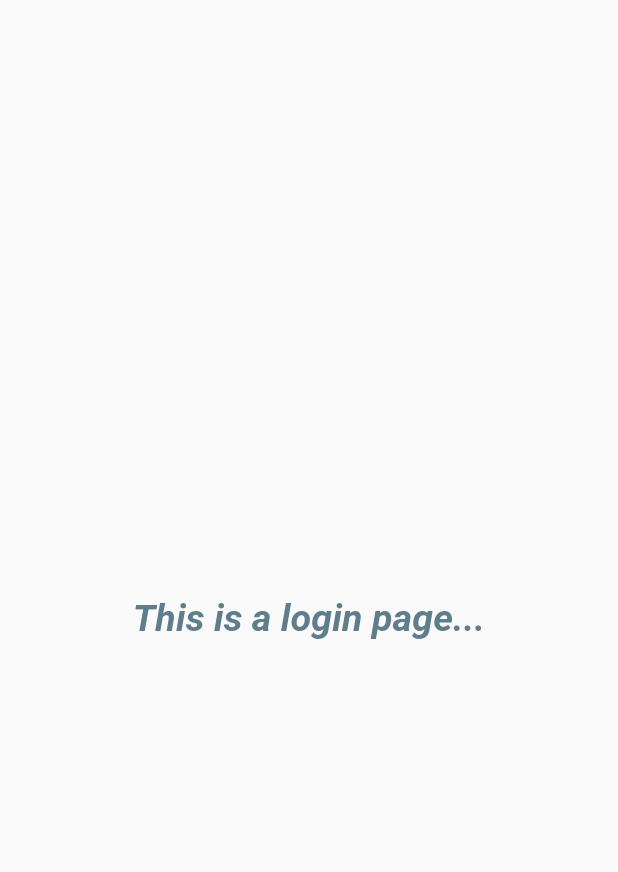
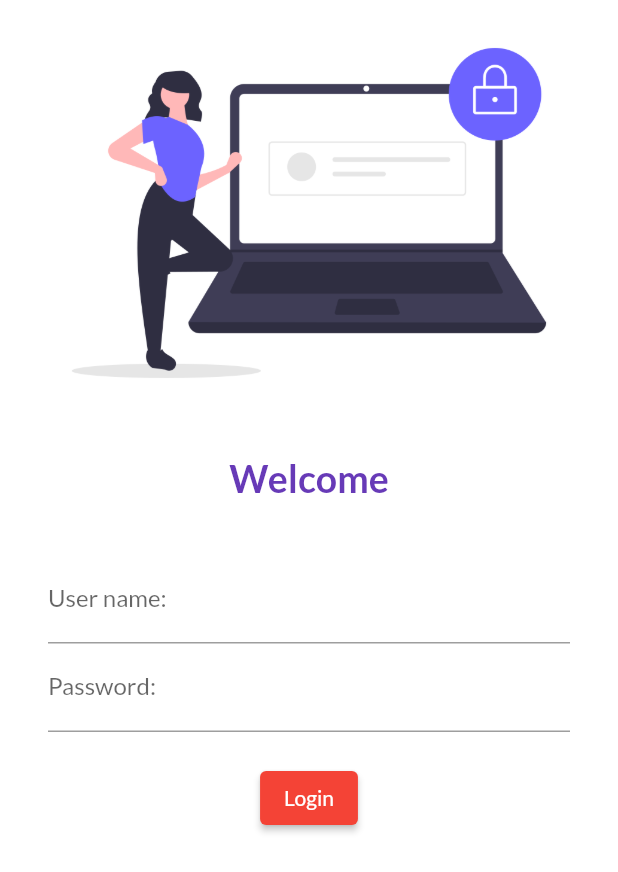
Before and after one commit to PoppyPretty/30daysofFlutter, a Flutter app: the screen it shows after launch, on a phone screen of 412 x 824 dp. Shown: the top 872 px of the screen. Run offline on Flutter 3.47's test engine with Material 2 defaults, Android fonts, the phone set to English and light mode, and no system bars; our stand-ins replace google_fonts.

Commit message:
Day 4 completed

```diff
--- a/lib/main.dart
+++ b/lib/main.dart
@@ -1,6 +1,7 @@
 import 'package:flutter/material.dart';
 import 'package:poppy_catalog/screens/home_page.dart';
 import 'package:poppy_catalog/screens/login_page.dart';
+import 'package:google_fonts/google_fonts.dart';
 
 void main() {
   runApp(const MyApp());
@@ -13,11 +14,14 @@
   Widget build(BuildContext context) {
     return MaterialApp(
       themeMode: ThemeMode.light,
-      theme: ThemeData(primarySwatch: Colors.red),
+      theme: ThemeData(
+        primarySwatch: Colors.red,
+        fontFamily: GoogleFonts.lato().fontFamily,
+        ),
       darkTheme: ThemeData(
         brightness: Brightness.dark,
       ),
-      initialRoute: "/login",
+      initialRoute: "/",
       routes: {
         "/": ((context) => const LoginPage()),
         "/login": ((context) => const LoginPage()),
--- a/lib/screens/login_page.dart
+++ b/lib/screens/login_page.dart
@@ -5,16 +5,60 @@
 
   @override
   Widget build(BuildContext context) {
-    return const Material(
-      child: Center(
-        child: Text(
-          "This is a login page...",
-          style: TextStyle(
+    return Material(
+      color: Colors.white,
+      child: Column(
+        children: [
+          Image.asset(
+            "assets/images/login_image.png",
+            fit: BoxFit.cover,
+          ),
+          const SizedBox(
+            height: 20.0,
+          ),
+          const Text(
+            "Welcome",
+            style: TextStyle(
+              color: Colors.deepPurple,
               fontSize: 25,
-              color: Colors.blueGrey,
               fontWeight: FontWeight.bold,
-              fontStyle: FontStyle.italic),
-        ),
+            ),
+          ),
+          const SizedBox(
+            height: 20.0,
+          ),
+          Padding(
+            padding:
+                const EdgeInsets.symmetric(vertical: 16.0, horizontal: 32.0),
+            child: Column(
+              children: [
+                TextFormField(
+                  decoration: const InputDecoration(
+                    labelText: "User name:",
+                    hintText: "Enter user name",
+                  ),
+                ),
+                TextFormField(
+                  obscureText: true,
+                  decoration: const InputDecoration(
+                    labelText: "Password:",
+                    hintText: "Enter password",
+                  ),
+                ),
+                const SizedBox(
+                  height: 20.0,
+                ),
+                ElevatedButton(
+                  onPressed: () {
+                    print("Hi Codepur!");
+                  },
+                  style: TextButton.styleFrom(),
+                  child: const Text("Login"),
+                ),
+              ],
+            ),
+          ),
+        ],
       ),
     );
   }
```
